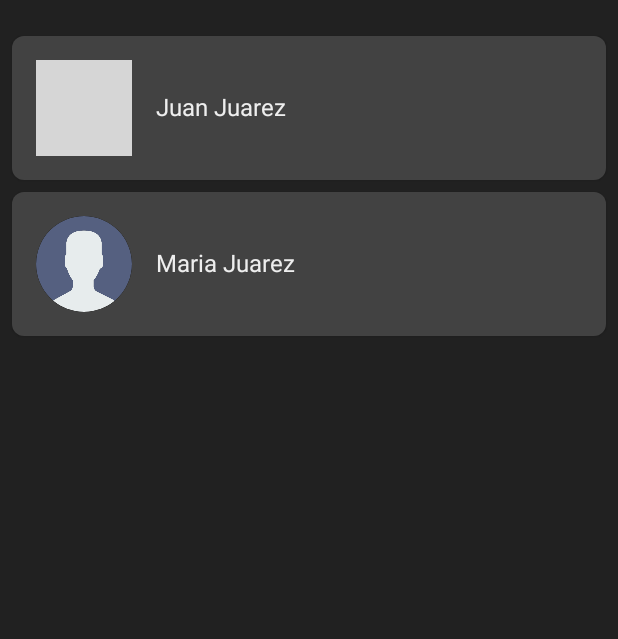
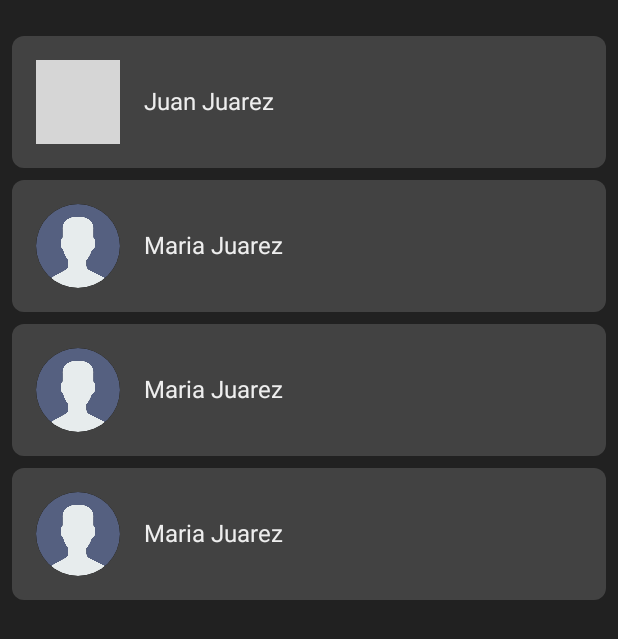
Before and after one commit to MarcosMontiel/UsersSP, an Android app built with Jetpack Compose: the screen it shows after launch (MainActivity), on a phone screen of 412 x 824 dp. Shown: the top 639 px of the screen. Run offline under Robolectric (Android 15) with nearby library versions, the phone set to English and light mode, and no system bars; our stand-ins replace Dagger/Hilt's generated code; pictures from the network do not load; grey boxes are pictures that could not be loaded.

Commit message:
Card composable fun was modified

```diff
--- a/app/src/main/java/com/marcosmontiel/userssp/presentation/screen/user/UserScreen.kt
+++ b/app/src/main/java/com/marcosmontiel/userssp/presentation/screen/user/UserScreen.kt
@@ -31,8 +31,10 @@ fun UserScreen(navController: NavHostController) {
                     lastName = "Juarez",
                     url = "https://firebasestorage.googleapis.com/v0/b/games-learning.appspot.com/o/Posts%2F3ba3ac98-6487-4cd5-9dc8-5d00831e498f6845442358286615801.jpg?alt=media&token=f671ccdb-5fac-4bed-baaa-9394d2dddcc7"
                 ),
-                User(name = "Maria", lastName = "Juarez")
-            )
+                User(name = "Maria", lastName = "Juarez"),
+                User(name = "Maria", lastName = "Juarez"),
+                User(name = "Maria", lastName = "Juarez"),
+            ),
         )
 
     }
--- a/app/src/main/java/com/marcosmontiel/userssp/presentation/screen/user/component/UserContent.kt
+++ b/app/src/main/java/com/marcosmontiel/userssp/presentation/screen/user/component/UserContent.kt
@@ -67,7 +67,7 @@ fun UserRecyclerView(
 
                 val size: Int = users.size - 1
                 val top: Dp = if (index == 0) 24.dp else 4.dp
-                val bottom: Dp = if (index == size) 80.dp else 4.dp
+                val bottom: Dp = if (index == size) 88.dp else 4.dp
 
                 UserItem(
                     modifier = Modifier.padding(
@@ -95,7 +95,9 @@ fun UserItem(
 ) {
 
     Card(
-        modifier = modifier.fillMaxWidth(),
+        modifier = modifier
+            .fillMaxWidth()
+            .height(88.dp),
         shape = RoundedCornerShape(8.dp),
         backgroundColor = Gray800,
     ) {
@@ -109,11 +111,11 @@ fun UserItem(
 
             if (user.url.isNotEmpty()) {
 
-                DefaultAsyncImage(modifier = Modifier.size(64.dp), image = user.url)
+                DefaultAsyncImage(modifier = Modifier.size(56.dp), image = user.url)
 
             } else {
 
-                DefaultImage(modifier = Modifier.size(64.dp), image = R.drawable.ic_profile)
+                DefaultImage(modifier = Modifier.size(56.dp), image = R.drawable.ic_profile)
 
             }
 
```
